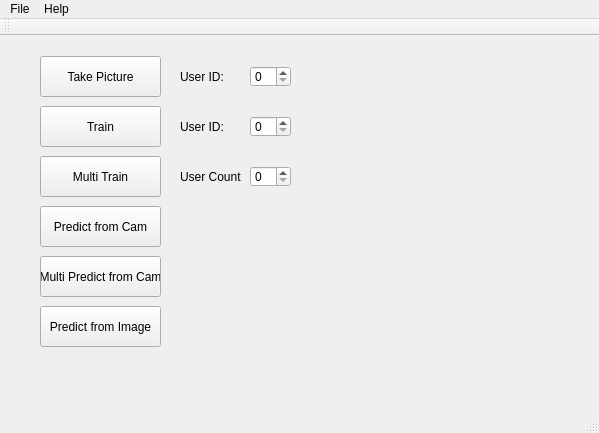
This is qt_gui/qt_gui.ui in ekrembulbul/FaceDetection-ui as Qt 5 draws it before an edit. The edited form follows.
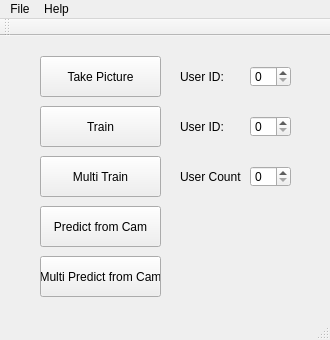
This is the edited form.

Patch:
```diff
--- a/qt_gui/qt_gui.ui
+++ b/qt_gui/qt_gui.ui
@@ -6,8 +6,8 @@
    <rect>
     <x>0</x>
     <y>0</y>
-    <width>599</width>
-    <height>433</height>
+    <width>330</width>
+    <height>340</height>
    </rect>
   </property>
   <property name="windowTitle">
@@ -148,19 +148,6 @@
      <string>Multi Predict from Cam</string>
     </property>
    </widget>
-   <widget class="QPushButton" name="predImage">
-    <property name="geometry">
-     <rect>
-      <x>40</x>
-      <y>270</y>
-      <width>121</width>
-      <height>41</height>
-     </rect>
-    </property>
-    <property name="text">
-     <string>Predict from Image</string>
-    </property>
-   </widget>
   </widget>
   <widget class="QStatusBar" name="statusBar"/>
   <widget class="QMenuBar" name="menuBar">
@@ -168,7 +155,7 @@
     <rect>
      <x>0</x>
      <y>0</y>
-     <width>599</width>
+     <width>330</width>
      <height>21</height>
     </rect>
    </property>
```
